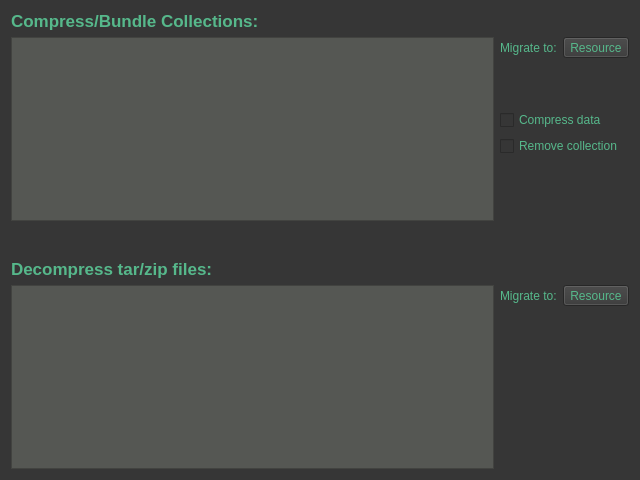
Qt form irods-basicGUI/ui-files/tabDataCompression.ui (iBridges-for-iRODS/iBridges) before a commit.
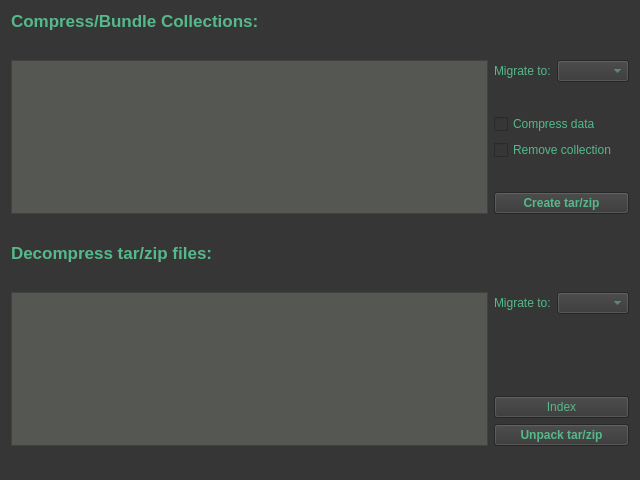
The same form after that commit.

Commit message: -irods-basicGUI: Freeze Combobox to standard environment.json when icommands are selected -irodsConnectors: Add userInfo function to get groups and role -irodsTreeview: adding ACL check when data is checked, adjusting error message -irodsDataCompression: setup of some buttons TBC

The edit to the form file:
```diff
--- a/irods-basicGUI/ui-files/tabDataCompression.ui
+++ b/irods-basicGUI/ui-files/tabDataCompression.ui
@@ -26,12 +26,12 @@
 background-color: rgb(85, 87, 83);
 }
 
-QLabel#compressStatusLabel
+QLabel#createStatusLabel
 {
 color: rgb(217, 174, 23);
 }
 
-QLabel#decompressStatusLabel
+QLabel#unpackStatusLabel
 {
 color: rgb(217, 174, 23);
 }
@@ -52,10 +52,37 @@
      </property>
     </widget>
    </item>
+   <item>
+    <spacer name="verticalSpacer_4">
+     <property name="orientation">
+      <enum>Qt::Vertical</enum>
+     </property>
+     <property name="sizeHint" stdset="0">
+      <size>
+       <width>20</width>
+       <height>40</height>
+      </size>
+     </property>
+    </spacer>
+   </item>
+   <item>
+    <widget class="QLabel" name="irodsZoneLabel1">
+     <property name="text">
+      <string/>
+     </property>
+    </widget>
+   </item>
    <item>
     <layout class="QHBoxLayout" name="horizontalLayout">
      <item>
-      <widget class="QTreeView" name="irodsCollectionTree"/>
+      <widget class="QTreeView" name="irodsCollectionTree">
+       <property name="editTriggers">
+        <set>QAbstractItemView::NoEditTriggers</set>
+       </property>
+       <property name="selectionMode">
+        <enum>QAbstractItemView::NoSelection</enum>
+       </property>
+      </widget>
      </item>
      <item>
       <layout class="QVBoxLayout" name="verticalLayout">
@@ -69,11 +96,7 @@
           </widget>
          </item>
          <item>
-          <widget class="QToolButton" name="compressRescButton">
-           <property name="text">
-            <string>Resource</string>
-           </property>
-          </widget>
+          <widget class="QComboBox" name="compressRescButton"/>
          </item>
         </layout>
        </item>
@@ -118,9 +141,15 @@
         </spacer>
        </item>
        <item>
-        <widget class="QLabel" name="compressStatusLabel">
+        <widget class="QPushButton" name="createButton">
+         <property name="font">
+          <font>
+           <weight>75</weight>
+           <bold>true</bold>
+          </font>
+         </property>
          <property name="text">
-          <string/>
+          <string>Create tar/zip</string>
          </property>
         </widget>
        </item>
@@ -141,6 +170,13 @@
      </property>
     </spacer>
    </item>
+   <item>
+    <widget class="QLabel" name="createStatusLabel">
+     <property name="text">
+      <string/>
+     </property>
+    </widget>
+   </item>
    <item>
     <widget class="QLabel" name="label_3">
      <property name="font">
@@ -155,10 +191,37 @@
      </property>
     </widget>
    </item>
+   <item>
+    <spacer name="verticalSpacer_5">
+     <property name="orientation">
+      <enum>Qt::Vertical</enum>
+     </property>
+     <property name="sizeHint" stdset="0">
+      <size>
+       <width>20</width>
+       <height>40</height>
+      </size>
+     </property>
+    </spacer>
+   </item>
+   <item>
+    <widget class="QLabel" name="irodsZoneLabel2">
+     <property name="text">
+      <string/>
+     </property>
+    </widget>
+   </item>
    <item>
     <layout class="QHBoxLayout" name="horizontalLayout_3">
      <item>
-      <widget class="QTreeView" name="irodsDataTree"/>
+      <widget class="QTreeView" name="irodsCompressionTree">
+       <property name="editTriggers">
+        <set>QAbstractItemView::NoEditTriggers</set>
+       </property>
+       <property name="selectionMode">
+        <enum>QAbstractItemView::NoSelection</enum>
+       </property>
+      </widget>
      </item>
      <item>
       <layout class="QVBoxLayout" name="verticalLayout_2">
@@ -172,11 +235,7 @@
           </widget>
          </item>
          <item>
-          <widget class="QToolButton" name="decrompressrescButton">
-           <property name="text">
-            <string>Resource</string>
-           </property>
-          </widget>
+          <widget class="QComboBox" name="decompressRescButton"/>
          </item>
         </layout>
        </item>
@@ -194,9 +253,22 @@
         </spacer>
        </item>
        <item>
-        <widget class="QLabel" name="decompressStatusLabel">
+        <widget class="QPushButton" name="indexButton">
          <property name="text">
-          <string/>
+          <string>Index</string>
+         </property>
+        </widget>
+       </item>
+       <item>
+        <widget class="QPushButton" name="unpackButton">
+         <property name="font">
+          <font>
+           <weight>75</weight>
+           <bold>true</bold>
+          </font>
+         </property>
+         <property name="text">
+          <string>Unpack tar/zip</string>
          </property>
         </widget>
        </item>
@@ -204,6 +276,26 @@
      </item>
     </layout>
    </item>
+   <item>
+    <widget class="QLabel" name="unpackStatusLabel">
+     <property name="text">
+      <string/>
+     </property>
+    </widget>
+   </item>
+   <item>
+    <spacer name="verticalSpacer_7">
+     <property name="orientation">
+      <enum>Qt::Vertical</enum>
+     </property>
+     <property name="sizeHint" stdset="0">
+      <size>
+       <width>20</width>
+       <height>40</height>
+      </size>
+     </property>
+    </spacer>
+   </item>
   </layout>
  </widget>
  <resources/>
```
The commit also changes 7 other files.
